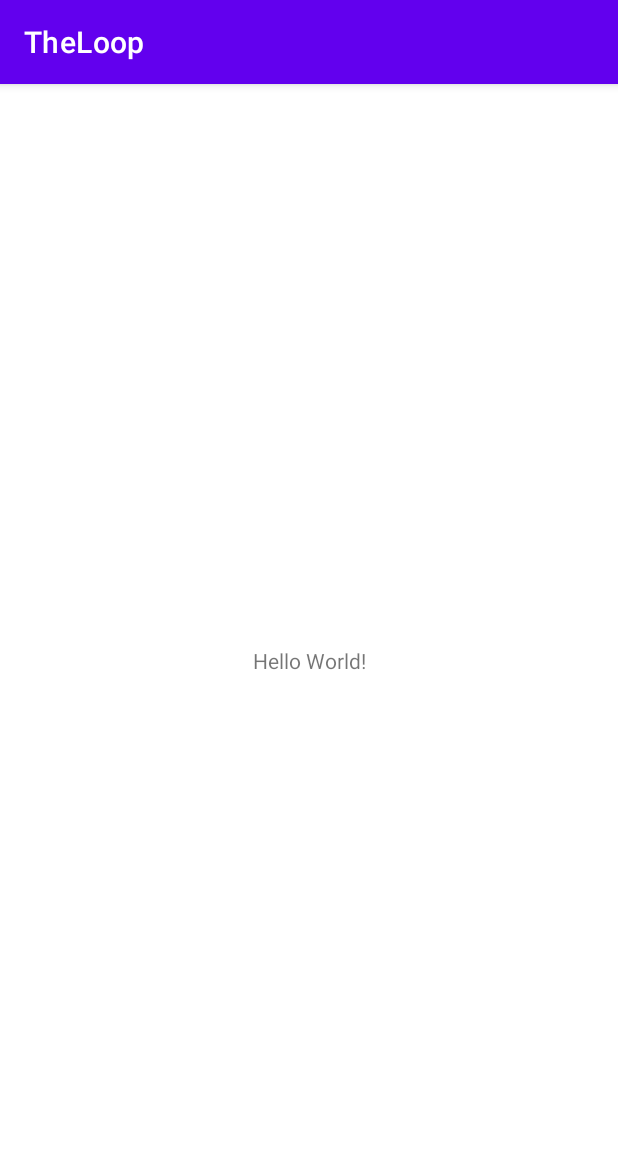
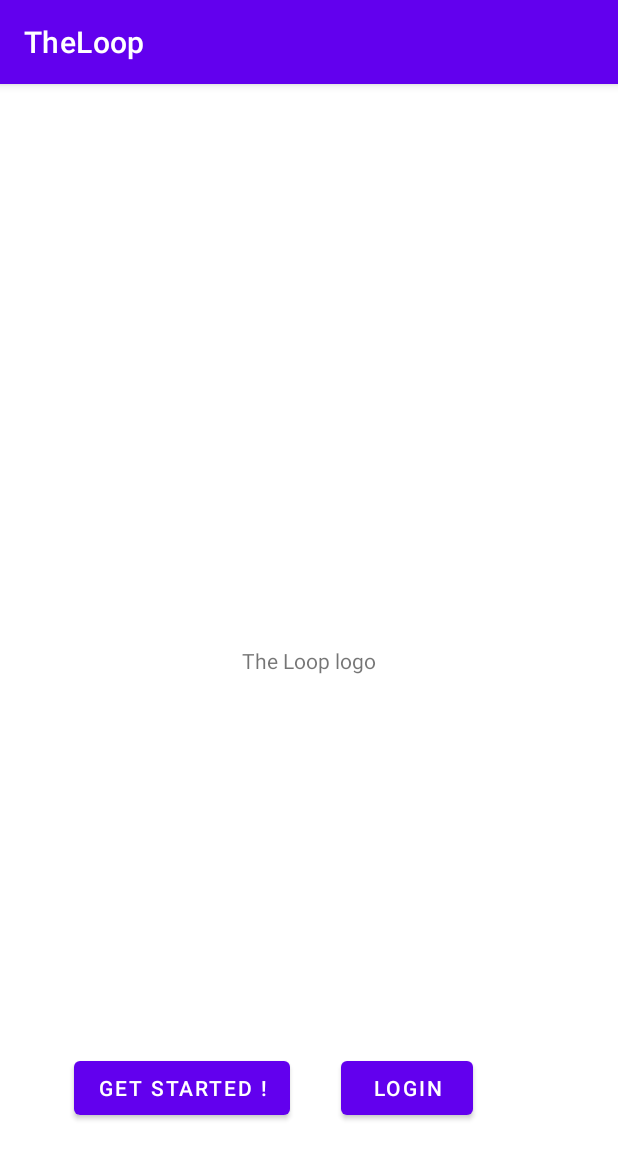
Before and after one commit to tahseen31/TheLoop, an Android app: the screen it shows after launch (MainActivity), on a phone screen of 412 x 824 dp. Shown: the top 1159 px of the screen. Run offline under Robolectric (Android 15) with nearby library versions, the phone set to English and light mode, and no system bars.

Commit message:
Basic Get Started and Login Activity

```diff
--- a/app/src/main/AndroidManifest.xml
+++ b/app/src/main/AndroidManifest.xml
@@ -9,6 +9,8 @@
         android:roundIcon="@mipmap/ic_launcher_round"
         android:supportsRtl="true"
         android:theme="@style/Theme.TheLoop">
+        <activity android:name=".GetStartedScrollActivity"></activity>
+        <activity android:name=".MainLoginActivity" />
         <activity android:name=".MainActivity">
             <intent-filter>
                 <action android:name="android.intent.action.MAIN" />
--- a/app/src/main/java/edu/neu/madcourse/theloop/MainActivity.java
+++ b/app/src/main/java/edu/neu/madcourse/theloop/MainActivity.java
@@ -2,13 +2,39 @@ package edu.neu.madcourse.theloop;
 
 import androidx.appcompat.app.AppCompatActivity;
 
+import android.content.Context;
+import android.content.Intent;
 import android.os.Bundle;
+import android.view.View;
+import android.widget.Button;
+import android.widget.Toast;
 
-public class MainActivity extends AppCompatActivity {
+public class MainActivity extends AppCompatActivity implements View.OnClickListener{
+    Button getStartedButton;
+    Button loginButton;
 
     @Override
     protected void onCreate(Bundle savedInstanceState) {
         super.onCreate(savedInstanceState);
         setContentView(R.layout.activity_main);
+        getStartedButton = findViewById(R.id.button_get_started);
+        getStartedButton.setOnClickListener(this);
+        loginButton = findViewById(R.id.button_login);
+        loginButton.setOnClickListener(this);
+    }
+
+    @Override
+    public void onClick(View v) {
+        switch(v.getId()) {
+            case R.id.button_get_started:
+                Intent intent_get_started = new Intent(MainActivity.this, GetStartedScrollActivity.class);
+                startActivity(intent_get_started);
+                break;
+            case R.id.button_login:
+                Intent intent_login = new Intent(MainActivity.this, MainLoginActivity.class);
+                startActivity(intent_login);
+                break;
+
+        }
     }
 }
--- a/app/src/main/res/layout/activity_main.xml
+++ b/app/src/main/res/layout/activity_main.xml
@@ -7,12 +7,37 @@
     tools:context=".MainActivity">
 
     <TextView
+        android:id="@+id/textView"
         android:layout_width="wrap_content"
         android:layout_height="wrap_content"
-        android:text="Hello World!"
+        android:text="The Loop logo"
         app:layout_constraintBottom_toBottomOf="parent"
         app:layout_constraintLeft_toLeftOf="parent"
         app:layout_constraintRight_toRightOf="parent"
         app:layout_constraintTop_toTopOf="parent" />
 
+    <Button
+        android:id="@+id/button_get_started"
+        android:layout_width="wrap_content"
+        android:layout_height="wrap_content"
+        android:text="Get Started !"
+        app:layout_constraintBottom_toBottomOf="parent"
+        app:layout_constraintEnd_toEndOf="parent"
+        app:layout_constraintHorizontal_bias="0.184"
+        app:layout_constraintStart_toStartOf="parent"
+        app:layout_constraintTop_toTopOf="parent"
+        app:layout_constraintVertical_bias="0.896" />
+
+    <Button
+        android:id="@+id/button_login"
+        android:layout_width="wrap_content"
+        android:layout_height="wrap_content"
+        android:text="Login"
+        app:layout_constraintBottom_toBottomOf="parent"
+        app:layout_constraintEnd_toEndOf="parent"
+        app:layout_constraintHorizontal_bias="0.702"
+        app:layout_constraintStart_toStartOf="parent"
+        app:layout_constraintTop_toTopOf="parent"
+        app:layout_constraintVertical_bias="0.896" />
+
 </androidx.constraintlayout.widget.ConstraintLayout>
```
Also changed, not shown: app/src/main/java/edu/neu/madcourse/theloop/GetStartedScrollActivity.java (added, +14 -0 lines), app/src/main/java/edu/neu/madcourse/theloop/MainLoginActivity.java (added, +14 -0 lines), app/src/main/res/layout/activity_get_started_scroll.xml (added, +9 -0 lines), app/src/main/res/layout/activity_main_login.xml (added, +9 -0 lines).
